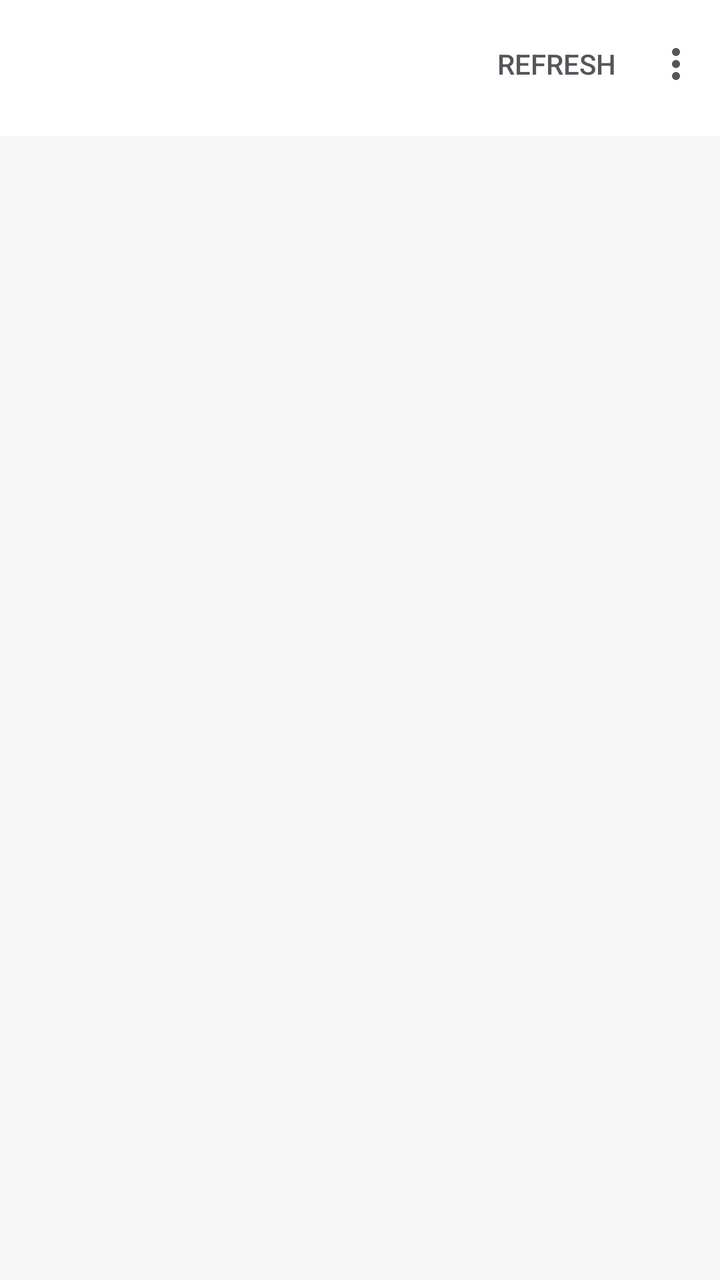
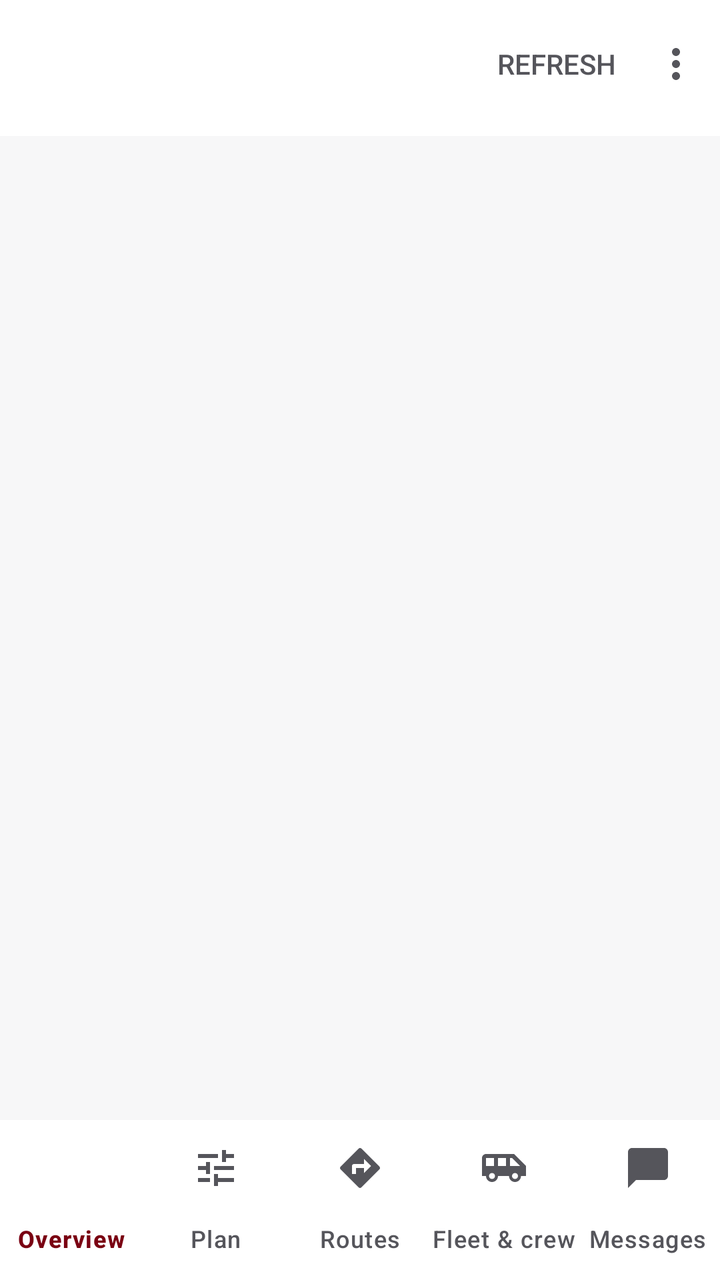

Compare the two renders of this Android layout. The source of the first and the diff that turns it into the second are given below.
<!-- AndroidManifest.xml: application theme Theme.ACDOS -->
<!-- res/layout/activity_dispatcher_home.xml -->
<?xml version="1.0" encoding="utf-8"?>
<LinearLayout xmlns:android="http://schemas.android.com/apk/res/android"
    xmlns:app="http://schemas.android.com/apk/res-auto"
    android:id="@+id/main"
    android:background="?attr/colorSurface"
    android:layout_width="match_parent"
    android:layout_height="match_parent"
    android:orientation="vertical">

    <com.google.android.material.appbar.MaterialToolbar
        android:id="@+id/toolbar"
        android:layout_width="match_parent"
        android:layout_height="?attr/actionBarSize"
        app:menu="@menu/dispatcher_home"
        app:navigationIconTint="?attr/colorOnSurface" />

    <com.google.android.material.progressindicator.LinearProgressIndicator
        android:id="@+id/loading"
        android:layout_width="match_parent"
        android:layout_height="wrap_content"
        android:indeterminate="true"
        android:visibility="invisible" />

    <include layout="@layout/view_status_banners" />

    <androidx.fragment.app.FragmentContainerView
        android:id="@+id/screen"
        android:background="?android:attr/colorBackground"
        android:layout_width="match_parent"
        android:layout_height="0dp"
        android:layout_weight="1" />

</LinearLayout>
<!-- res/layout/view_status_banners.xml (included above) -->
<?xml version="1.0" encoding="utf-8"?>
<merge xmlns:android="http://schemas.android.com/apk/res/android">

    <TextView
        android:id="@+id/offline_banner"
        style="@style/Widget.ACDOS.Banner.Offline"
        android:layout_width="match_parent"
        android:layout_height="wrap_content"
        android:layout_marginHorizontal="16dp"
        android:layout_marginBottom="8dp"
        android:visibility="gone" />

    <TextView
        android:id="@+id/load_error"
        style="@style/Widget.ACDOS.Banner.Error"
        android:layout_width="match_parent"
        android:layout_height="wrap_content"
        android:layout_marginHorizontal="16dp"
        android:layout_marginBottom="8dp"
        android:visibility="gone" />

</merge>
<!-- resources referenced by this layout -->
<resources>
  <style name="Theme.ACDOS" parent="Base.Theme.ACDOS" />
  <color name="kq_red">#E01A22</color>
  <color name="on_kq_red">#FFFFFF</color>
  <color name="role_primary_container">#FDE7E9</color>
  <color name="role_on_primary_container">#7A0012</color>
  <color name="role_primary_inverse">#FFB3B8</color>
  <color name="fixed_primary_fixed">#FDE7E9</color>
  <color name="fixed_primary_fixed_dim">#FFB3B8</color>
  <color name="fixed_on_primary_fixed">#3F0007</color>
  <color name="fixed_on_primary_fixed_variant">#7A0012</color>
  <color name="role_secondary">#55555B</color>
  <color name="role_on_secondary">#FFFFFF</color>
  <color name="fixed_neutral_fixed">#E8E8EB</color>
  <color name="fixed_neutral_fixed_dim">#D0D0D5</color>
  <color name="fixed_on_neutral_fixed">#1A1A1C</color>
  <color name="fixed_on_neutral_fixed_variant">#55555B</color>
  <color name="role_tertiary">#55555B</color>
  <color name="role_on_tertiary">#FFFFFF</color>
  <color name="role_tertiary_container">#E8E8EB</color>
  <color name="role_on_tertiary_container">#1A1A1C</color>
  <color name="role_background">#F7F7F8</color>
  <color name="role_on_surface">#1A1A1C</color>
  <color name="role_surface">#FFFFFF</color>
  <color name="role_surface_container_lowest">#FFFFFF</color>
  <color name="role_surface_container_low">#F4F4F5</color>
  <color name="role_surface_container">#EFEFF1</color>
  <color name="role_surface_container_high">#E8E8EB</color>
  <color name="role_surface_container_highest">#E1E1E5</color>
  <color name="role_surface_variant">#E8E8EB</color>
  <color name="role_surface_bright">#FFFFFF</color>
  <color name="role_surface_dim">#DADADE</color>
  <color name="role_surface_inverse">#2E2E33</color>
  <color name="role_on_surface_variant">#55555B</color>
  <color name="role_on_surface_inverse">#F1F1F3</color>
  <color name="role_outline">#75757C</color>
  <color name="role_outline_variant">#DEDEE2</color>
  <color name="role_error">#8C1D18</color>
  <color name="role_on_error">#FFFFFF</color>
  <color name="role_error_container">#F9DEDC</color>
  <color name="role_on_error_container">#8C1D18</color>
  <color name="role_warning_container">#FCEFC7</color>
  <color name="role_on_warning_container">#6B4500</color>
  <color name="role_success_container">#DCF3E3</color>
  <color name="role_on_success_container">#14532D</color>
  <style name="ShapeAppearance.ACDOS.ExtraSmall" parent="">
          <item name="cornerFamily">rounded</item>
          <item name="cornerSize">4dp</item>
      </style>
  <style name="ShapeAppearance.ACDOS.Small" parent="">
          <item name="cornerFamily">rounded</item>
          <item name="cornerSize">8dp</item>
      </style>
  <style name="ShapeAppearance.ACDOS.Medium" parent="">
          <item name="cornerFamily">rounded</item>
          <item name="cornerSize">12dp</item>
      </style>
  <style name="ShapeAppearance.ACDOS.Large" parent="">
          <item name="cornerFamily">rounded</item>
          <item name="cornerSize">16dp</item>
      </style>
  <style name="ShapeAppearance.ACDOS.ExtraLarge" parent="">
          <item name="cornerFamily">rounded</item>
          <item name="cornerSize">20dp</item>
      </style>
  <style name="Widget.ACDOS.Button" parent="Widget.Material3.Button">
          <item name="shapeAppearance">@style/ShapeAppearance.ACDOS.Button</item>
      </style>
  <style name="Widget.ACDOS.Toolbar" parent="Widget.Material3.Toolbar.Surface">
          <item name="titleTextAppearance">?attr/textAppearanceTitleLarge</item>
      </style>
  <style name="Widget.ACDOS.ProgressBar" parent="Widget.AppCompat.ProgressBar">
          <item name="android:indeterminateTint">?attr/colorPrimary</item>
      </style>
  <style name="ShapeAppearance.ACDOS.Button" parent="">
          <item name="cornerFamily">rounded</item>
          <item name="cornerSize">10dp</item>
      </style>
  <!-- unchanged entries left out for length: 25 -->
</resources>

<!-- the commit's change to res/layout/activity_dispatcher_home.xml (unified diff, before → after) -->
@@ -30,6 +30,14 @@
         android:layout_height="0dp"
         android:layout_weight="1" />
 
+    
+    <com.google.android.material.bottomnavigation.BottomNavigationView
+        android:id="@+id/bottom_nav"
+        android:layout_width="match_parent"
+        android:layout_height="wrap_content"
+        app:labelVisibilityMode="labeled"
+        app:menu="@menu/dispatcher_tabs" />
+
 </LinearLayout>
 <!-- res/layout/view_status_banners.xml (included above) -->
 <?xml version="1.0" encoding="utf-8"?>
